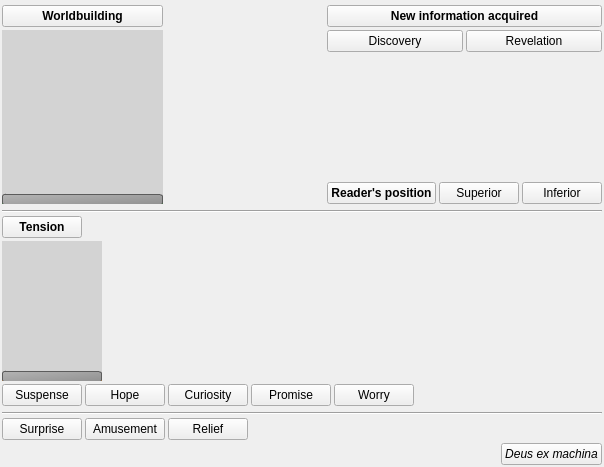
Above: ui/scene_drive_editor.ui from zkovari/plotlyst before the change. Below: the same form after it.
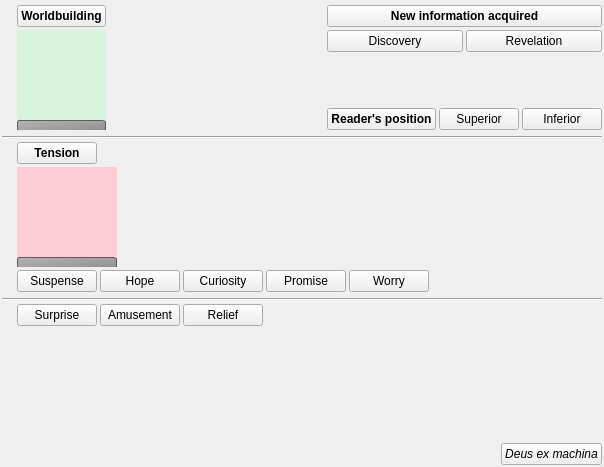
That is the form after the change. Custom widgets are drawn as their Qt base class.

Commit message: persist drive

What changed in the file:
```diff
--- a/ui/scene_drive_editor.ui
+++ b/ui/scene_drive_editor.ui
@@ -38,6 +38,9 @@
    </item>
    <item>
     <layout class="QHBoxLayout" name="horizontalLayout_4">
+     <property name="leftMargin">
+      <number>15</number>
+     </property>
      <item>
       <layout class="QVBoxLayout" name="verticalLayout">
        <item>
@@ -62,11 +65,23 @@
           <bool>true</bool>
          </property>
          <property name="sizePolicy">
-          <sizepolicy hsizetype="Expanding" vsizetype="Expanding">
+          <sizepolicy hsizetype="Minimum" vsizetype="Preferred">
            <horstretch>0</horstretch>
            <verstretch>0</verstretch>
           </sizepolicy>
          </property>
+         <property name="minimumSize">
+          <size>
+           <width>0</width>
+           <height>100</height>
+          </size>
+         </property>
+         <property name="maximumSize">
+          <size>
+           <width>16777215</width>
+           <height>200</height>
+          </size>
+         </property>
          <property name="cursor">
           <cursorShape>PointingHandCursor</cursorShape>
          </property>
@@ -87,11 +102,11 @@
 }
 
 QSlider::add-page:vertical {
-    background: green;
+    background: #40916c;
 }
 
 QSlider::sub-page:vertical {
-    background: lightgray;
+    background: #d8f3dc;
 }</string>
          </property>
          <property name="maximum">
@@ -251,6 +266,9 @@
      </item>
      <item>
       <layout class="QVBoxLayout" name="verticalLayout_2">
+       <property name="leftMargin">
+        <number>15</number>
+       </property>
        <item alignment="Qt::AlignLeft">
         <widget class="IconText" name="icontext_3">
          <property name="font">
@@ -273,7 +291,7 @@
           <bool>true</bool>
          </property>
          <property name="sizePolicy">
-          <sizepolicy hsizetype="Fixed" vsizetype="Expanding">
+          <sizepolicy hsizetype="Fixed" vsizetype="Preferred">
            <horstretch>0</horstretch>
            <verstretch>0</verstretch>
           </sizepolicy>
@@ -281,7 +299,13 @@
          <property name="minimumSize">
           <size>
            <width>100</width>
-           <height>0</height>
+           <height>100</height>
+          </size>
+         </property>
+         <property name="maximumSize">
+          <size>
+           <width>16777215</width>
+           <height>200</height>
           </size>
          </property>
          <property name="cursor">
@@ -304,11 +328,11 @@
 }
 
 QSlider::add-page:vertical {
-    background: qlineargradient(x1:0.5, y1:1, x2:0.5, y2:0, stop:0 orange, stop:1 red);;
+    background: qlineargradient(x1:0.5, y1:1, x2:0.5, y2:0, stop:0 #f48c06, stop:1 #d00000);;
 }
 
 QSlider::sub-page:vertical {
-    background: lightgray;
+    background: #ffccd5;
 }</string>
          </property>
          <property name="maximum">
@@ -329,6 +353,9 @@
      </item>
      <item>
       <layout class="QHBoxLayout" name="horizontalLayout">
+       <property name="leftMargin">
+        <number>15</number>
+       </property>
        <item>
         <widget class="SecondaryActionPushButton" name="secondaryactionpushbutton_3">
          <property name="text">
@@ -399,6 +426,9 @@
      </item>
      <item>
       <layout class="QHBoxLayout" name="horizontalLayout_2">
+       <property name="leftMargin">
+        <number>15</number>
+       </property>
        <item>
         <widget class="SecondaryActionPushButton" name="secondaryactionpushbutton_8">
          <property name="text">
@@ -437,6 +467,16 @@
      </item>
     </layout>
    </item>
+   <item>
+    <widget class="QWidget" name="widget" native="true">
+     <property name="sizePolicy">
+      <sizepolicy hsizetype="Preferred" vsizetype="Expanding">
+       <horstretch>0</horstretch>
+       <verstretch>0</verstretch>
+      </sizepolicy>
+     </property>
+    </widget>
+   </item>
    <item alignment="Qt::AlignRight">
     <widget class="SecondaryActionPushButton" name="secondaryactionpushbutton_11">
      <property name="font">
```
Left out of the diff: 35 changed lines with no effect on the pictures. The commit also changes 4 other files.
